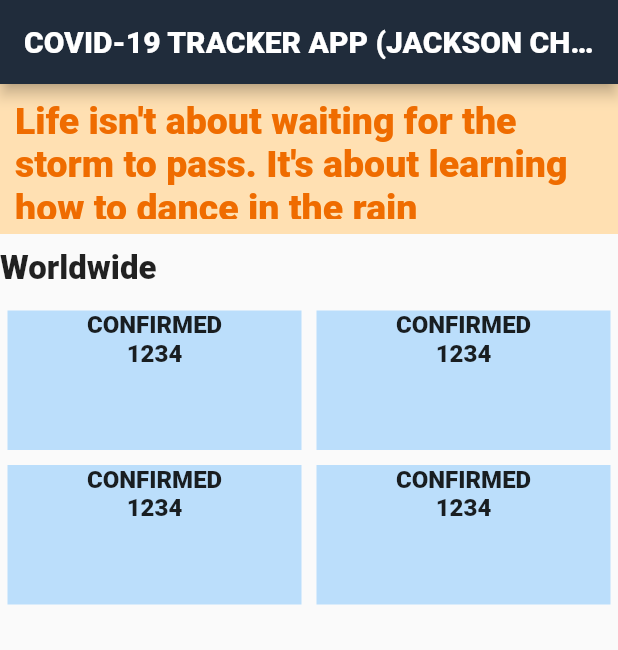
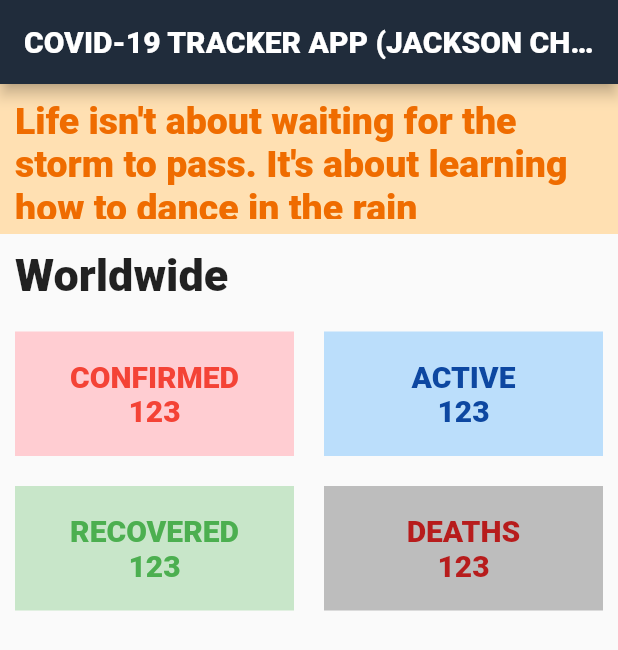
Before and after one commit to jacksonaljs/covid19_cj, a Flutter app: the screen it shows after launch, on a phone screen of 412 x 824 dp. Shown: the top 650 px of the screen. Run offline on Flutter 3.47's test engine with Material 2 defaults, Android fonts, the phone set to English and light mode, and no system bars.

Commit message:
Color and  text added for worldwide panel

```diff
--- a/lib/homepage.dart
+++ b/lib/homepage.dart
@@ -26,8 +26,8 @@ body: SingleChildScrollView(child: Column(
       child: Text(DataSource.quote, style: TextStyle(color: Colors.orange[800], fontWeight: FontWeight.bold,fontSize: 25),),
     ),
     Padding(
-      padding: const EdgeInsets.symmetric(vertical:10.0),
-      child: Text('Worldwide',style: TextStyle(fontSize: 22,fontWeight: FontWeight.bold),),
+      padding: const EdgeInsets.symmetric(vertical:10.0,horizontal: 10),
+      child: Text('Worldwide',style: TextStyle(fontSize: 30,fontWeight: FontWeight.bold),),
     ),
     WorldwidePanel()
   ],
--- a/lib/panels/worldwidepanel.dart
+++ b/lib/panels/worldwidepanel.dart
@@ -9,10 +9,30 @@ class WorldwidePanel extends StatelessWidget {
         physics: NeverScrollableScrollPhysics(),
         gridDelegate: SliverGridDelegateWithFixedCrossAxisCount(crossAxisCount: 2, childAspectRatio: 2),
         children: <Widget>[
-          StatusPanel(),
-          StatusPanel(),
-          StatusPanel(),
-          StatusPanel(),
+          StatusPanel(
+            title: 'CONFIRMED',
+            panelColor: Colors.red[100],
+            textColor: Colors.red,
+            count: '123',
+          ),
+          StatusPanel(
+            title: 'ACTIVE',
+            panelColor: Colors.blue[100],
+            textColor: Colors.blue[900],
+            count: '123',
+          ),
+          StatusPanel(
+            title: 'RECOVERED',
+            panelColor: Colors.green[100],
+            textColor: Colors.green,
+            count: '123',
+          ),
+          StatusPanel(
+            title: 'DEATHS',
+            panelColor: Colors.grey[400],
+            textColor: Colors.red[900],
+            count: '123',
+          ),
         ],
       ),
     );
@@ -20,16 +40,25 @@ class WorldwidePanel extends StatelessWidget {
 }
 
 class StatusPanel extends StatelessWidget {
+
+  final Color panelColor;
+  final Color textColor;
+  final String title;
+  final String count;
+
+  const StatusPanel({Key key, this.panelColor, this.textColor, this.title, this.count}) : super(key: key);
+
   @override
   Widget build(BuildContext context) {
     double width = MediaQuery.of(context).size.width;
 
     return Container(
-      margin: EdgeInsets.all(5),
+      margin: EdgeInsets.all(10),
       height: 80, width: width/2,
-      color: Colors.blue[100],
+      color: panelColor,
       child: Column(
-        children: <Widget>[Text('CONFIRMED',style: TextStyle(fontWeight:  FontWeight.bold,fontSize: 16),), Text('1234',style: TextStyle(fontSize: 16,fontWeight: FontWeight.bold),)],
+        mainAxisAlignment: MainAxisAlignment.center,
+        children: <Widget>[Text(title,style: TextStyle(fontWeight:  FontWeight.bold,fontSize: 20,color: textColor),), Text(count,style: TextStyle(fontSize: 20,fontWeight: FontWeight.bold,color: textColor),)],
       ),
     );
   }
```
